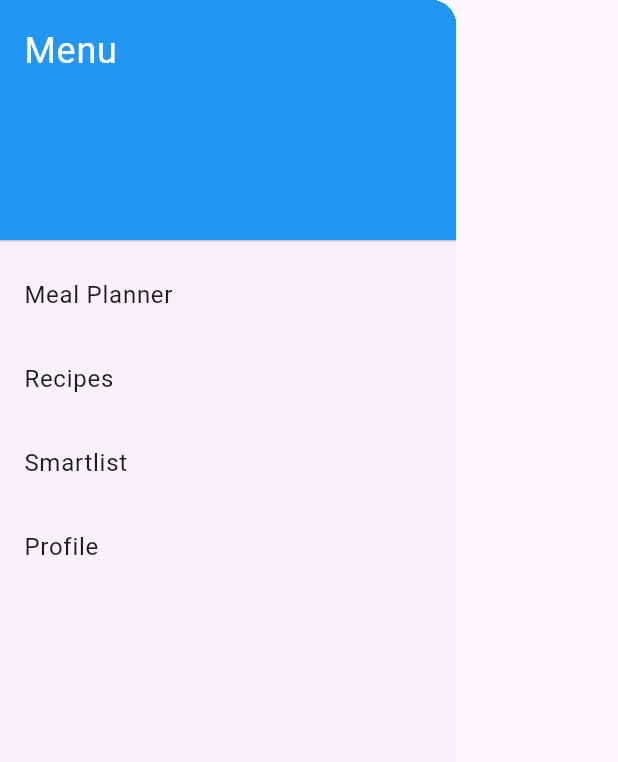
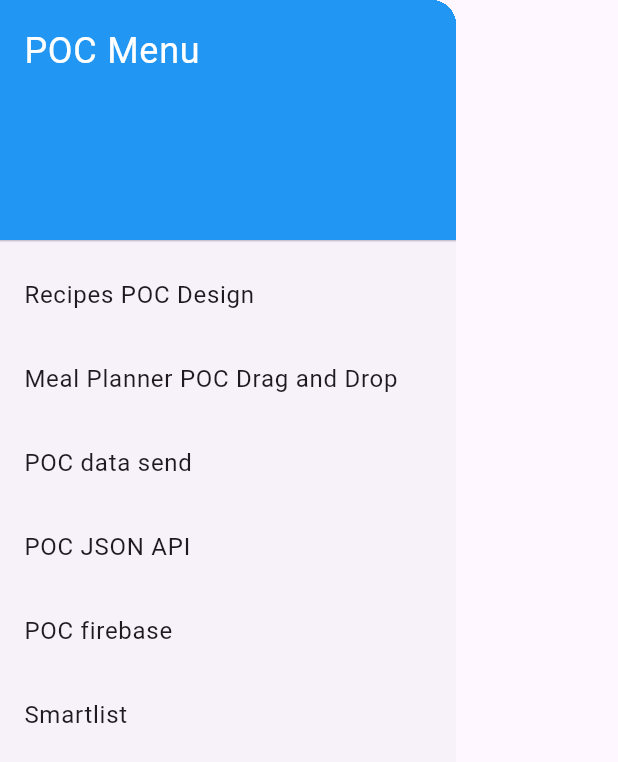
Before and after one commit to jbrun001/foodmanager, a Flutter app: the MenuDrawer widget shown alone on an empty page, opened directly, on a phone screen of 412 x 824 dp. Shown: the top 762 px of the screen. Run offline on Flutter 3.47's test engine with Material 3 defaults, Android fonts, the light colour scheme and no system bars; our stand-ins replace go_router; network calls fail.

Commit message:
POC template screens added as placeholders for the technical proof of concept work

```diff
--- a/lib/main.dart
+++ b/lib/main.dart
@@ -4,7 +4,9 @@ import 'screens/login_screen.dart';
 import 'screens/planner_screen.dart';
 import 'screens/recipes_screen.dart';
 import 'screens/smartlist_screen.dart';
-import 'screens/profile_screen.dart';
+import 'screens/pocjsonapi_screen.dart';
+import 'screens/pocdatasend_screen.dart';
+import 'screens/pocfirebase_screen.dart';
 
 void main() {
   runApp(MyApp());
@@ -40,12 +42,16 @@ final GoRouter _router = GoRouter(
       builder: (context, state) => SmartlistScreen(),
     ),
     GoRoute(
-      path: '/profile/:id', // Route with a parameter
-      builder: (context, state) {
-        final id = state.pathParameters['id']!;
-        return ProfileScreen(
-            id: id); // pass `id` to the ProfileScreen as a test
-      },
+      path: '/datasend',
+      builder: (context, state) => PocdatasendScreen(),
+    ),
+    GoRoute(
+      path: '/jsonapi',
+      builder: (context, state) => PocjsonapiScreen(),
+    ),
+    GoRoute(
+      path: '/firebase',
+      builder: (context, state) => PocfirebaseScreen(),
     ),
   ],
 );
--- a/lib/screens/menu_drawer.dart
+++ b/lib/screens/menu_drawer.dart
@@ -9,24 +9,32 @@ class MenuDrawer extends StatelessWidget {
         children: [
           DrawerHeader(
             decoration: BoxDecoration(color: Colors.blue),
-            child: Text('Menu',
+            child: Text('POC Menu',
                 style: TextStyle(color: Colors.white, fontSize: 24)),
           ),
           ListTile(
-            title: Text('Meal Planner'),
+            title: Text('Recipes POC Design'),
+            onTap: () => context.go('/recipes'),
+          ),
+          ListTile(
+            title: Text('Meal Planner POC Drag and Drop'),
             onTap: () => context.go('/planner'),
           ),
           ListTile(
-            title: Text('Recipes'),
-            onTap: () => context.go('/recipes'),
+            title: Text('POC data send'),
+            onTap: () => context.go('/datasend'),
+          ),
+          ListTile(
+            title: Text('POC JSON API'),
+            onTap: () => context.go('/jsonapi'),
+          ),
+          ListTile(
+            title: Text('POC firebase'),
+            onTap: () => context.go('/firebase'),
           ),
           ListTile(
             title: Text('Smartlist'),
             onTap: () => context.go('/smartlist'),
-          ),
-          ListTile(
-            title: Text('Profile'),
-            onTap: () => context.go('/profile'),
           ),
         ],
       ),
--- a/lib/screens/planner_screen.dart
+++ b/lib/screens/planner_screen.dart
@@ -271,7 +271,7 @@ class _PlannerScreenState extends State<PlannerScreen> {
     return Scaffold(
       appBar: AppBar(
         // top bar
-        title: Text('Meal Planner'), // screen name
+        title: Text('Meal Planner POC drag and drop'), // screen name
       ),
       drawer: MenuDrawer(), // menu icon in top bar
       body: Column(
--- a/lib/screens/profile_screen.dart
+++ /dev/null
@@ -1,18 +0,0 @@
-import 'package:flutter/material.dart';
-
-class ProfileScreen extends StatelessWidget {
-  final String id;
-
-  ProfileScreen(
-      {required this.id}); // Use `required` to make sure `id` is passed
-
-  @override
-  Widget build(BuildContext context) {
-    return Scaffold(
-      appBar: AppBar(title: Text('Profile')),
-      body: Center(
-        child: Text('Profile ID: $id'),
-      ),
-    );
-  }
-}
--- a/lib/screens/recipes_screen.dart
+++ b/lib/screens/recipes_screen.dart
@@ -227,7 +227,7 @@ class _RecipesScreenState extends State<RecipesScreen> {
   Widget build(BuildContext context) {
     return Scaffold(
       appBar: AppBar(
-        title: Text('Recipes'),
+        title: Text('Recipes - POC wireframes possible'),
       ),
       drawer: MenuDrawer(),
       body: Stack(
```
Also changed, not shown: lib/screens/pocdatasend_screen.dart (added, +45 -0 lines), lib/screens/pocfirebase_screen.dart (added, +45 -0 lines), lib/screens/pocjsonapi_screen.dart (added, +45 -0 lines), 1 other file.
